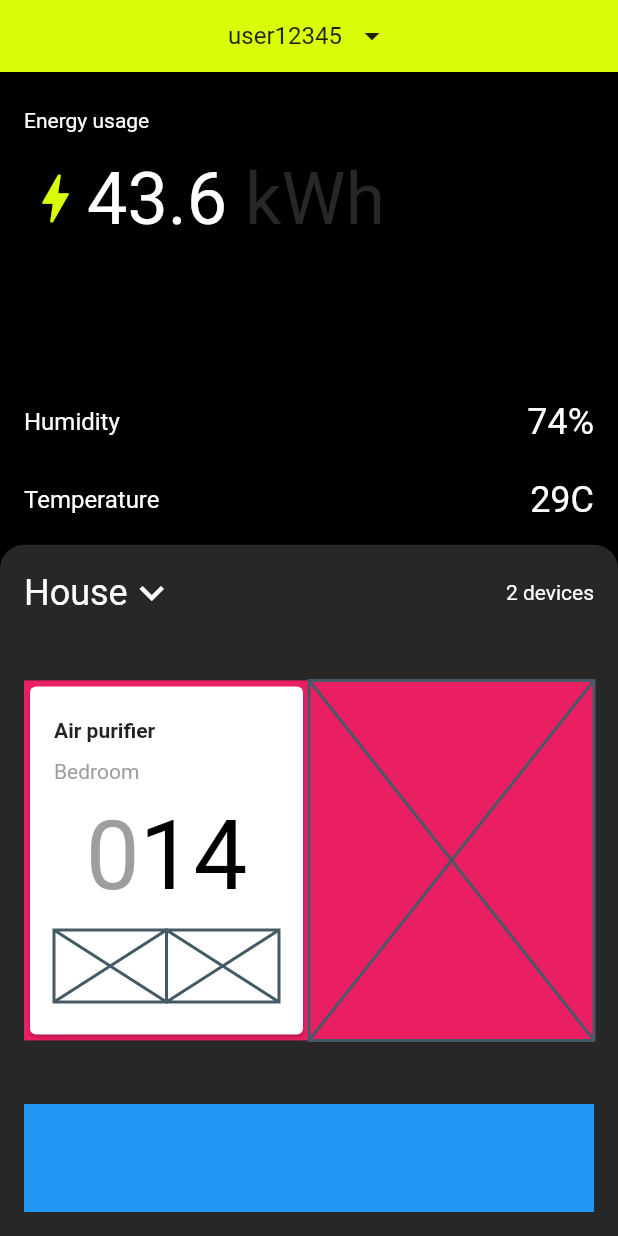
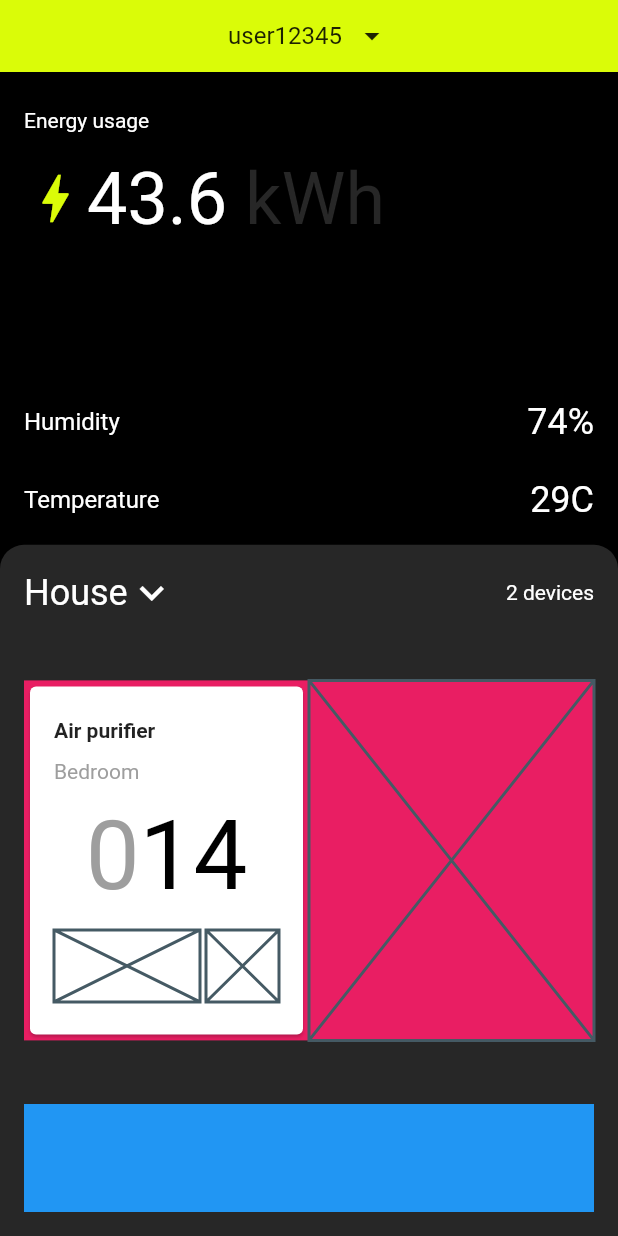
Before and after one commit to JAICHANGPARK/flutter_notebook_19th_story, a Flutter app: the screen it shows after launch, on a phone screen of 412 x 824 dp. Run offline on Flutter 3.47's test engine with Material 2 defaults, Android fonts, the phone set to English and light mode, and no system bars; our stand-ins replace cached_network_image, flutter_riverpod, freezed_annotation, smooth_page_indicator, video_player.

Commit message:
Update smart_home_main_page.dart

```diff
--- a/lib/ep1109_smart_home_app/src/ui/smart_home_main_page.dart
+++ b/lib/ep1109_smart_home_app/src/ui/smart_home_main_page.dart
@@ -212,9 +212,14 @@ class SmartHomeMainPage extends StatelessWidget {
                                   SizedBox(
                                     height: 48,
                                     child: Row(
-                                      children: const[
-                                        Expanded(child: Placeholder()),
-                                        Expanded(child: Placeholder()),
+                                      children: [
+                                        Expanded(
+                                            flex: 8,
+                                            child: Placeholder()),
+                                        SizedBox(width: 4,),
+                                        Expanded(
+                                            flex: 4,
+                                            child: Placeholder()),
                                       ],
                                     ),
                                   )
```
